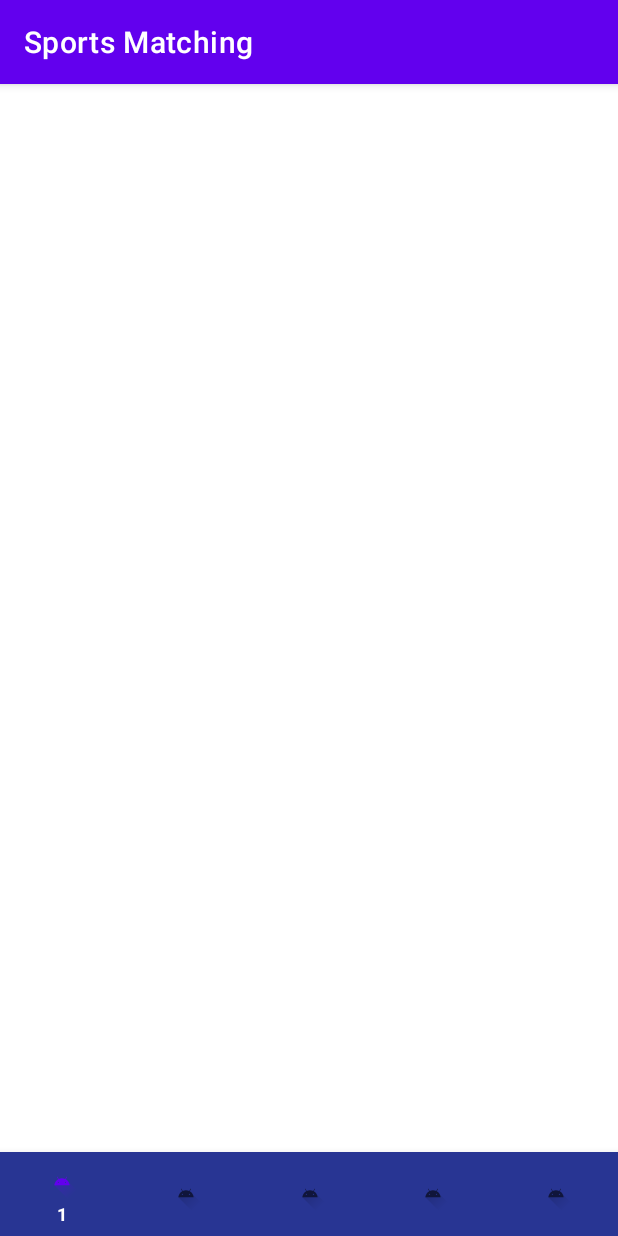
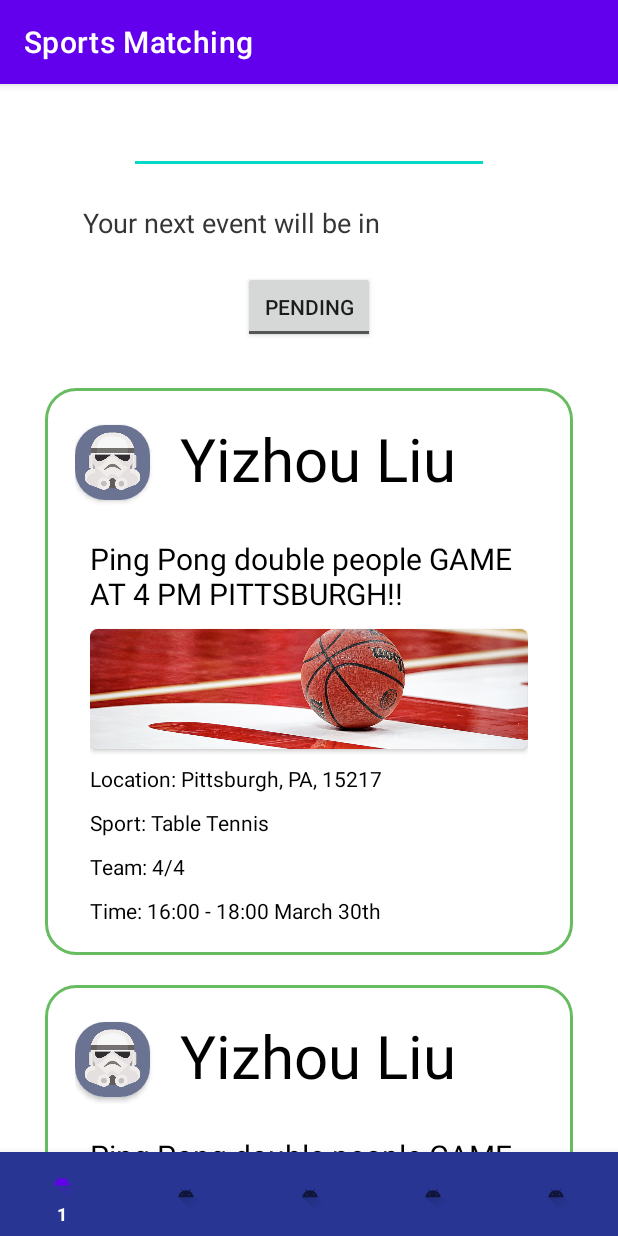
Before and after one commit to ychu824/SportsMatchingApp, an Android app: the MainActivity screen opened directly, with no data from a screen before it, on a phone screen of 412 x 824 dp. Run offline under Robolectric (Android 15) with nearby library versions, the phone set to English and light mode, and no system bars; pictures from the network do not load.

Commit message:
Finish match info view

```diff
--- a/app/src/main/java/edu/cmu/sportsmatching/LoginActivity.kt
+++ b/app/src/main/java/edu/cmu/sportsmatching/LoginActivity.kt
@@ -24,6 +24,4 @@ class LoginActivity: AppCompatActivity() {
 
     }
 
-
-
 }
--- a/app/src/main/java/edu/cmu/sportsmatching/MainActivity.kt
+++ b/app/src/main/java/edu/cmu/sportsmatching/MainActivity.kt
@@ -6,6 +6,7 @@ import android.util.Log
 import android.widget.Toast
 import androidx.fragment.app.FragmentManager
 import com.google.android.material.bottomnavigation.BottomNavigationView
+import edu.cmu.sportsmatching.databinding.ActivityMainBinding
 
 class MainActivity : AppCompatActivity() {
 
@@ -13,14 +14,16 @@ class MainActivity : AppCompatActivity() {
         private const val TAG = "MainActivity"
     }
 
+    private lateinit var binding: ActivityMainBinding
     private lateinit var mBottomNavigation: BottomNavigationView
     lateinit var mFragmentManager: FragmentManager
 
     override fun onCreate(savedInstanceState: Bundle?) {
         super.onCreate(savedInstanceState)
-        setContentView(R.layout.activity_main)
+        binding = ActivityMainBinding.inflate(layoutInflater)
+        setContentView(binding.root)
 
-        mBottomNavigation = findViewById(R.id.navigation)
+        mBottomNavigation = binding.navigation
         mFragmentManager = supportFragmentManager
 
         mBottomNavigation.setOnNavigationItemSelectedListener {
@@ -51,5 +54,4 @@ class MainActivity : AppCompatActivity() {
         }
     }
 
-
 }
--- a/app/src/main/java/edu/cmu/sportsmatching/data/LoginDataSource.kt
+++ b/app/src/main/java/edu/cmu/sportsmatching/data/LoginDataSource.kt
@@ -9,17 +9,12 @@ import java.lang.Exception
  */
 class LoginDataSource {
 
-    companion object {
-        private const val fakeUserName = "yhu3@andrew.cmu.edu"
-        private const val fakePassword = "123456"
-    }
-
     fun login(username: String, password: String): Result<LoggedInUser> {
         return try {
             // Handle loggedInUser authentication
-            if (username != fakeUserName || password != fakePassword) {
-                throw Exception("Invalid username or password")
-            }
+//            if (username != fakeUserName || password != fakePassword) {
+//                throw Exception("Invalid username or password")
+//            }
 
             val fakeUser = LoggedInUser(
                 java.util.UUID.randomUUID().toString(),
--- /dev/null
+++ b/app/src/main/java/edu/cmu/sportsmatching/data/mock/FakeMatches.kt
@@ -0,0 +1,24 @@
+package edu.cmu.sportsmatching.data.mock
+
+import edu.cmu.sportsmatching.data.model.Match
+
+object FakeMatches {
+    val matches: List<Match> = listOf(
+        Match(starter = "Yizhou Liu", title = "Ping Pong double people GAME AT 4 PM PITTSBURGH!!",
+            imageUri = "https://cdn.vox-cdn.com/thumbor/l3P7vpY-Onaliz9OsgUz3y2mlh0=/0x0:4022x2681/920x613/filters:focal(1627x217:2269x859):format(webp)/cdn.vox-cdn.com/uploads/chorus_image/image/70624496/usa_today_17896947.0.jpg", currentTeam = 4, totalTeam = 4, location = "Pittsburgh, PA, 15217",
+            sport = "Table Tennis", startTime = "16:00", endTime = "18:00", date = "March 30th"
+        ),
+        Match(starter = "Yizhou Liu", title = "Ping Pong double people GAME AT 4 PM PITTSBURGH!!",
+            imageUri = "https://cdn.vox-cdn.com/thumbor/l3P7vpY-Onaliz9OsgUz3y2mlh0=/0x0:4022x2681/920x613/filters:focal(1627x217:2269x859):format(webp)/cdn.vox-cdn.com/uploads/chorus_image/image/70624496/usa_today_17896947.0.jpg", currentTeam = 4, totalTeam = 4, location = "Pittsburgh, PA, 15217",
+            sport = "Table Tennis", startTime = "16:00", endTime = "18:00", date = "March 30th"
+        ),
+        Match(starter = "Yizhou Liu", title = "Ping Pong double people GAME AT 4 PM PITTSBURGH!!",
+            imageUri = "https://cdn.vox-cdn.com/thumbor/l3P7vpY-Onaliz9OsgUz3y2mlh0=/0x0:4022x2681/920x613/filters:focal(1627x217:2269x859):format(webp)/cdn.vox-cdn.com/uploads/chorus_image/image/70624496/usa_today_17896947.0.jpg", currentTeam = 4, totalTeam = 4, location = "Pittsburgh, PA, 15217",
+            sport = "Table Tennis", startTime = "16:00", endTime = "18:00", date = "March 30th"
+        ),
+        Match(starter = "Yizhou Liu", title = "Ping Pong double people GAME AT 4 PM PITTSBURGH!!",
+            imageUri = "https://cdn.vox-cdn.com/thumbor/l3P7vpY-Onaliz9OsgUz3y2mlh0=/0x0:4022x2681/920x613/filters:focal(1627x217:2269x859):format(webp)/cdn.vox-cdn.com/uploads/chorus_image/image/70624496/usa_today_17896947.0.jpg", currentTeam = 4, totalTeam = 4, location = "Pittsburgh, PA, 15217",
+            sport = "Table Tennis", startTime = "16:00", endTime = "18:00", date = "March 30th"
+        )
+    )
+}
--- /dev/null
+++ b/app/src/main/java/edu/cmu/sportsmatching/data/model/Match.kt
@@ -0,0 +1,14 @@
+package edu.cmu.sportsmatching.data.model
+
+data class Match(
+    val starter: String? = null,
+    val title: String? = null,
+    val imageUri: String? = null,
+    val location: String? = null,
+    val sport: String? = null,
+    val currentTeam: Int = 0,
+    val totalTeam: Int = 0,
+    val startTime: String? = null,
+    val endTime: String? = null,
+    val date: String? = null,
+)
--- a/app/src/main/java/edu/cmu/sportsmatching/data/model/User.kt
+++ b/app/src/main/java/edu/cmu/sportsmatching/data/model/User.kt
@@ -1,3 +1,8 @@
 package edu.cmu.sportsmatching.data.model
 
-data class User (val email: String?)
+data class User (
+    val name: String,
+    val email: String,
+    val password: String? = null,
+    val phone: String? = null,
+)
--- a/app/src/main/java/edu/cmu/sportsmatching/ui/home/HomeFragment.kt
+++ b/app/src/main/java/edu/cmu/sportsmatching/ui/home/HomeFragment.kt
@@ -4,16 +4,50 @@ import android.os.Bundle
 import android.view.LayoutInflater
 import android.view.View
 import android.view.ViewGroup
+import android.widget.Toast
+import android.widget.ToggleButton
 import androidx.fragment.app.Fragment
-import edu.cmu.sportsmatching.R
+import androidx.recyclerview.widget.LinearLayoutManager
+import androidx.recyclerview.widget.RecyclerView
+import edu.cmu.sportsmatching.data.mock.FakeMatches
+import edu.cmu.sportsmatching.databinding.FragmentHomeBinding
 
 class HomeFragment : Fragment() {
+
+    companion object {
+        private const val TAG = "HomeFragment"
+    }
+
+    private lateinit var mMatchInfoRecyclerView: RecyclerView
+    private lateinit var mFilterMatchButton: ToggleButton
+    private lateinit var binding: FragmentHomeBinding
+
+    override fun onCreate(savedInstanceState: Bundle?) {
+        super.onCreate(savedInstanceState)
+        binding = FragmentHomeBinding.inflate(layoutInflater)
+        mMatchInfoRecyclerView = binding.matchInfoRecyclerView
+        mFilterMatchButton = binding.filterMatchButton
+    }
 
     override fun onCreateView(
         inflater: LayoutInflater,
         container: ViewGroup?,
         savedInstanceState: Bundle?
-    ): View? {
-        return inflater.inflate(R.layout.home_frag, container, false)
+    ): View {
+        val layoutManager = LinearLayoutManager(activity)
+        layoutManager.orientation = LinearLayoutManager.VERTICAL
+        // FIXME: Replace some mock data with real data here
+        val matchInfoAdapter = MatchInfoAdapter(FakeMatches.matches)
+        mMatchInfoRecyclerView.layoutManager = layoutManager
+        mMatchInfoRecyclerView.adapter = matchInfoAdapter
+        mFilterMatchButton.setOnCheckedChangeListener { _, isChecked ->
+            // TODO: Filter matches
+            if (isChecked) {
+                Toast.makeText(activity, "Checked (incoming)", Toast.LENGTH_SHORT).show()
+            } else {
+                Toast.makeText(activity, "Unchecked (pending)", Toast.LENGTH_SHORT).show()
+            }
+        }
+        return binding.root
     }
 }
--- /dev/null
+++ b/app/src/main/java/edu/cmu/sportsmatching/ui/home/MatchInfoAdapter.kt
@@ -0,0 +1,51 @@
+package edu.cmu.sportsmatching.ui.home
+
+import android.annotation.SuppressLint
+import android.net.Uri
+import android.view.LayoutInflater
+import android.view.View
+import android.view.ViewGroup
+import android.widget.ImageView
+import android.widget.TextView
+import androidx.recyclerview.widget.RecyclerView
+import edu.cmu.sportsmatching.R
+import edu.cmu.sportsmatching.data.model.Match
+
+class MatchInfoAdapter(private val matches: List<Match>) :
+    RecyclerView.Adapter<MatchInfoAdapter.ViewHolder>() {
+
+    inner class ViewHolder(itemView: View) : RecyclerView.ViewHolder(itemView) {
+        var userName: TextView = itemView.findViewById(R.id.user_name)
+        var matchTitle: TextView = itemView.findViewById(R.id.match_title)
+        var matchPostImage: ImageView = itemView.findViewById(R.id.match_post_image)
+        var matchLocation: TextView = itemView.findViewById(R.id.match_location)
+        var matchSport: TextView = itemView.findViewById(R.id.match_sport)
+        var matchTeam: TextView = itemView.findViewById(R.id.match_team)
+        var matchTime: TextView = itemView.findViewById(R.id.match_time)
+    }
+
+    override fun onCreateViewHolder(parent: ViewGroup, viewType: Int): ViewHolder {
+        val view: View = LayoutInflater.from(parent.context)
+            .inflate(R.layout.match_info, parent, false)
+
+        // TODO: Set onClickListener on this view to see details
+        return ViewHolder(view)
+    }
+
+    @SuppressLint("SetTextI18n")
+    override fun onBindViewHolder(holder: ViewHolder, position: Int) {
+        val match = matches[position]
+        holder.userName.text = match.starter
+        holder.matchTitle.text = match.title
+//        holder.matchPostImage.setImageURI(Uri.parse(match.imageUri))
+        holder.matchPostImage.setImageResource(R.drawable.basketball_on_court)
+        holder.matchLocation.text = "Location: " + match.location
+        holder.matchSport.text = "Sport: " + match.sport
+        holder.matchTeam.text = "Team: " + match.currentTeam + "/" + match.totalTeam
+        holder.matchTime.text = "Time: " + match.startTime + " - " + match.endTime + " " + match.date
+    }
+
+    override fun getItemCount(): Int {
+        return matches.size
+    }
+}
--- /dev/null
+++ b/app/src/main/res/drawable/border_background.xml
@@ -0,0 +1,6 @@
+<?xml version="1.0" encoding="utf-8"?>
+<shape xmlns:android="http://schemas.android.com/apk/res/android" android:shape="rectangle">
+    <corners android:radius="20dp"/>
+    <padding android:left="10dp" android:right="10dp" android:top="10dp" android:bottom="10dp"/>
+    <stroke android:width="2dp" android:color="@color/accent_color"/>
+</shape>
--- a/app/src/main/res/layout/activity_main.xml
+++ b/app/src/main/res/layout/activity_main.xml
@@ -6,6 +6,12 @@
     android:layout_height="wrap_content"
     android:orientation="vertical"
     tools:context=".MainActivity">
+
+    <androidx.fragment.app.FragmentContainerView
+        android:id="@+id/main_fragment_container"
+        android:name="edu.cmu.sportsmatching.ui.home.HomeFragment"
+        android:layout_width="wrap_content"
+        android:layout_height="wrap_content" />
 
     <androidx.coordinatorlayout.widget.CoordinatorLayout
         android:layout_width="match_parent"
--- /dev/null
+++ b/app/src/main/res/layout/fragment_home.xml
@@ -0,0 +1,62 @@
+<?xml version="1.0" encoding="utf-8"?>
+<LinearLayout xmlns:android="http://schemas.android.com/apk/res/android"
+    xmlns:app="http://schemas.android.com/apk/res-auto"
+    android:layout_width="match_parent"
+    android:layout_height="match_parent">
+
+    <LinearLayout
+        android:id="@+id/home_linear_layout"
+        android:layout_width="match_parent"
+        android:layout_height="wrap_content"
+        android:gravity="center"
+        android:orientation="vertical">
+
+        <EditText
+            android:id="@+id/home_search"
+            android:layout_marginVertical="@dimen/common_vertical_margin"
+            android:layout_width="240dp"
+            android:layout_height="50dp"
+            android:autofillHints="Search"
+            android:inputType="text" />
+
+<!--        <LinearLayout-->
+<!--            android:id="@+id/location_weather_container"-->
+<!--            android:layout_width="match_parent"-->
+<!--            android:layout_height="wrap_content" >-->
+<!--            &lt;!&ndash; FIXME: Location and weather widget &ndash;&gt;-->
+
+<!--            <View-->
+<!--                android:id="@+id/home_location"-->
+<!--                android:layout_width="wrap_content"-->
+<!--                android:layout_height="wrap_content" />-->
+
+<!--        </LinearLayout>-->
+        <TextView
+            android:id="@+id/next_match_prompt"
+            android:layout_width="wrap_content"
+            android:layout_height="wrap_content"
+            android:layout_gravity="start"
+            android:layout_marginStart="55dp"
+            android:layout_marginVertical="@dimen/common_vertical_margin"
+            android:textAppearance="@style/medium_text"
+            android:text="@string/next_match_prompt"/>
+
+        <ToggleButton
+            android:id="@+id/filter_match_button"
+            android:layout_gravity="center"
+            android:layout_width="wrap_content"
+            android:layout_marginVertical="@dimen/common_vertical_margin"
+            android:textOn="@string/incoming_match"
+            android:textOff="@string/pending_match"
+            android:layout_height="wrap_content" />
+
+        <androidx.recyclerview.widget.RecyclerView
+            android:id="@+id/match_info_recycler_view"
+            android:layout_width="wrap_content"
+            android:layout_height="wrap_content"
+            android:layout_marginVertical="@dimen/common_vertical_margin"
+            android:orientation="vertical" />
+
+    </LinearLayout>
+
+</LinearLayout>
--- a/app/src/main/res/layout/home_frag.xml
+++ /dev/null
@@ -1,6 +0,0 @@
-<?xml version="1.0" encoding="utf-8"?>
-<androidx.constraintlayout.widget.ConstraintLayout xmlns:android="http://schemas.android.com/apk/res/android"
-    android:layout_width="match_parent"
-    android:layout_height="match_parent">
-
-</androidx.constraintlayout.widget.ConstraintLayout>
--- /dev/null
+++ b/app/src/main/res/layout/match_info.xml
@@ -0,0 +1,112 @@
+<?xml version="1.0" encoding="utf-8"?>
+<!-- FIXME: Replace test strings with real data -->
+<LinearLayout xmlns:android="http://schemas.android.com/apk/res/android"
+    xmlns:app="http://schemas.android.com/apk/res-auto"
+    android:layout_width="match_parent"
+    android:layout_height="wrap_content"
+    android:background="@drawable/border_background"
+    android:layout_marginHorizontal="30dp"
+    android:layout_marginVertical="@dimen/common_vertical_margin"
+    android:orientation="vertical">
+
+    <LinearLayout
+        android:layout_gravity="start"
+        android:layout_marginHorizontal="10dp"
+        android:layout_marginTop="10dp"
+        android:layout_width="match_parent"
+        android:layout_height="wrap_content"
+        android:orientation="horizontal">
+
+        <androidx.cardview.widget.CardView
+            android:layout_width="@dimen/user_round_avatar_size"
+            android:layout_height="@dimen/user_round_avatar_size"
+            app:cardCornerRadius="20dp"
+            android:layout_marginEnd="20dp"
+            android:layout_gravity="center">
+
+            <ImageView
+                android:id="@+id/user_avatar"
+                android:layout_width="@dimen/user_round_avatar_size"
+                android:layout_height="@dimen/user_round_avatar_size"
+                android:src="@drawable/test_ava"
+                android:scaleType="centerCrop"/>
+
+        </androidx.cardview.widget.CardView>
+
+
+        <TextView
+            android:id="@+id/user_name"
+            android:layout_gravity="center"
+            android:layout_width="match_parent"
+            android:layout_height="60dp"
+            android:text="@string/test_user_name"
+            android:textColor="@color/black"
+            android:textSize="40sp" />
+    </LinearLayout>
+
+    <LinearLayout
+        android:layout_width="match_parent"
+        android:layout_height="wrap_content"
+        android:layout_marginVertical="@dimen/common_vertical_margin"
+        android:layout_marginHorizontal="20dp"
+        android:orientation="vertical">
+        <TextView
+            android:id="@+id/match_title"
+            android:layout_marginTop="10dp"
+            android:layout_marginBottom="10dp"
+            android:layout_width="match_parent"
+            android:layout_height="wrap_content"
+            android:textAppearance="@style/big_title"
+            android:text="@string/test_match_title"/>
+
+        <androidx.cardview.widget.CardView
+            app:cardPreventCornerOverlap="false"
+            android:layout_width="match_parent"
+            android:layout_height="80dp"
+            app:cardCornerRadius="5dp">
+
+            <ImageView
+                android:id="@+id/match_post_image"
+                android:layout_width="match_parent"
+                android:layout_height="wrap_content"
+                android:scaleType="centerCrop"
+                android:adjustViewBounds="true"
+                android:src="@drawable/basketball_on_court" />
+        </androidx.cardview.widget.CardView>
+
+        <!-- TODO: Add prefix in code -->
+        <TextView
+            android:id="@+id/match_location"
+            android:layout_marginTop="10dp"
+            android:textColor="@color/black"
+            android:layout_width="match_parent"
+            android:layout_height="wrap_content"
+            android:text="@string/test_match_location" />
+
+        <TextView
+            android:id="@+id/match_sport"
+            android:layout_marginTop="10dp"
+            android:textColor="@color/black"
+            android:layout_width="match_parent"
+            android:layout_height="wrap_content"
+            android:text="@string/match_sport" />
+
+        <TextView
+            android:id="@+id/match_team"
+            android:layout_marginTop="10dp"
+            android:textColor="@color/black"
+            android:layout_width="match_parent"
+            android:layout_height="wrap_content"
+            android:text="@string/test_match_team" />
+
+        <TextView
+            android:id="@+id/match_time"
+            android:layout_marginTop="10dp"
+            android:textColor="@color/black"
+            android:layout_width="match_parent"
+            android:layout_height="wrap_content"
+            android:text="@string/test_match_time" />
+
+    </LinearLayout>
+
+</LinearLayout>
--- /dev/null
+++ b/app/src/main/res/layout/next_match_info.xml
@@ -0,0 +1,56 @@
+<?xml version="1.0" encoding="utf-8"?>
+<LinearLayout xmlns:android="http://schemas.android.com/apk/res/android"
+    xmlns:app="http://schemas.android.com/apk/res-auto"
+    android:orientation="vertical"
+    android:layout_width="match_parent"
+    android:layout_height="match_parent"
+    android:background="@drawable/border_background">
+
+    <LinearLayout
+        android:layout_gravity="start"
+        android:layout_marginHorizontal="10dp"
+        android:layout_marginTop="10dp"
+        android:layout_width="match_parent"
+        android:layout_height="wrap_content"
+        android:orientation="horizontal">
+
+        <TextView
+            android:id="@+id/current_user_name"
+            android:layout_gravity="center"
+            android:layout_width="match_parent"
+            android:layout_height="60dp"
+            android:text="@string/test_user_name"
+            android:textSize="40sp" />
+    </LinearLayout>
+
+    <LinearLayout
+        android:layout_width="match_parent"
+        android:layout_height="wrap_content"
+        android:layout_marginHorizontal="40dp"
+        android:orientation="vertical">
+
+        <TextView
+            android:id="@+id/next_match_location"
+            android:layout_marginTop="10dp"
+            android:layout_width="match_parent"
+            android:layout_height="wrap_content"
+            android:text="@string/test_match_location" />
+
+        <TextView
+            android:id="@+id/next_match_sport"
+            android:layout_marginTop="10dp"
+            android:layout_width="match_parent"
+            android:layout_height="wrap_content"
+            android:text="@string/match_sport" />
+
+        <TextView
+            android:id="@+id/next_match_time"
+            android:layout_marginTop="10dp"
+            android:layout_width="match_parent"
+            android:layout_height="wrap_content"
+            android:text="@string/test_match_time" />
+
+    </LinearLayout>
+
+
+</LinearLayout>
--- a/app/src/main/res/values/colors.xml
+++ b/app/src/main/res/values/colors.xml
@@ -7,4 +7,5 @@
     <color name="teal_700">#FF018786</color>
     <color name="black">#FF000000</color>
     <color name="white">#FFFFFFFF</color>
+    <color name="accent_color">#67BC5F</color>
 </resources>
--- a/app/src/main/res/values/dimens.xml
+++ b/app/src/main/res/values/dimens.xml
@@ -3,4 +3,6 @@
     <!-- Default screen margins, per the Android Design guidelines. -->
     <dimen name="activity_horizontal_margin">16dp</dimen>
     <dimen name="activity_vertical_margin">16dp</dimen>
+    <dimen name="common_vertical_margin">10dp</dimen>
+    <dimen name="user_round_avatar_size">50dp</dimen>
 </resources>
--- a/app/src/main/res/values/strings.xml
+++ b/app/src/main/res/values/strings.xml
@@ -19,4 +19,13 @@
     <string name="signup_little_prompt">Sign up to Explore all the valuable features</string>
     <string name="name">Name</string>
     <string name="register_failed">Register Failed!</string>
+    <string name="test_user_name">Yizhou Liu</string>
+    <string name="test_match_title">Ping Pong double people GAME AT 4 PM PITTSBURGH!!</string>
+    <string name="test_match_location">Location: Pittsburgh, PA, 15217</string>
+    <string name="match_sport">Sport: Table Tennis</string>
+    <string name="test_match_team">Team: 4/4</string>
+    <string name="test_match_time">Time: 16:00 - 18:00 March 30th</string>
+    <string name="incoming_match">Incoming</string>
+    <string name="pending_match">Pending</string>
+    <string name="next_match_prompt">Your next event will be in</string>
 </resources>
--- a/app/src/main/res/values/styles.xml
+++ b/app/src/main/res/values/styles.xml
@@ -20,4 +20,17 @@
             #000000
         </item>
     </style>
+
+    <!-- styles.xml -->
+    <style name="medium_text">
+
+        <item name="android:textSize">
+            18sp
+        </item>
+
+        <item name="android:textColor">
+            #363434
+        </item>
+
+    </style>
 </resources>
```
Also changed, not shown: app/src/main/res/drawable/basketball_on_court.jpg (added), app/src/main/res/drawable/test_ava.jpg (added).
